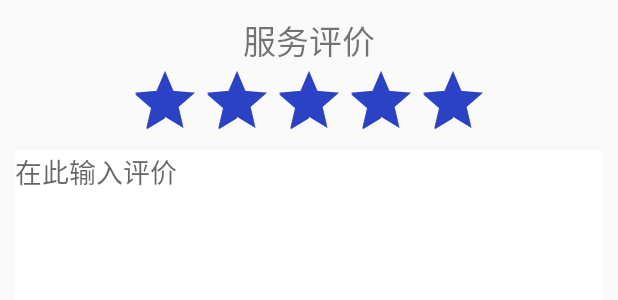
After one commit to BBBOND/weibao, an Android app: the layout dialog_projectcheck.xml on its own in the app's theme, with its tools: preview values and no code run, on a phone screen of 412 x 824 dp. The commit adds this screen. Shown: the top 300 px of the screen. Run offline under Robolectric (Android 15) with nearby library versions, the phone set to English and light mode, and no system bars.

Commit message:
调整一些bug

```diff
--- a/app/src/main/java/com/kim/weibao/planschedule/ShowPlanScheduleActivity.java
+++ b/app/src/main/java/com/kim/weibao/planschedule/ShowPlanScheduleActivity.java
@@ -125,6 +125,7 @@ public class ShowPlanScheduleActivity extends AppCompatActivity implements Swipe
                     Message message = Message.obtain();
                     message.obj = "null";
                     getRepairAppList.sendMessage(message);
+                    return;
                 }
                 try {
                     String repairAppListString = result.getText().trim();
--- a/app/src/main/res/layout/activity_about.xml
+++ b/app/src/main/res/layout/activity_about.xml
@@ -18,6 +18,7 @@
             android:gravity="center"
             android:text="关于"
             android:textSize="22sp" />
+
     </LinearLayout>
 
     <android.support.v7.widget.Toolbar
--- a/app/src/main/res/layout/activity_welcome.xml
+++ b/app/src/main/res/layout/activity_welcome.xml
@@ -19,7 +19,7 @@
         android:layout_below="@id/activity_welcome_image"
         android:layout_centerHorizontal="true"
         android:layout_marginTop="100dp"
-        android:text="欢迎语句"
+        android:text="欢迎使用"
         android:textColor="@color/colorPrimaryDark"
         android:textSize="18sp" />
 
--- /dev/null
+++ b/app/src/main/res/layout/dialog_projectcheck.xml
@@ -0,0 +1,33 @@
+<?xml version="1.0" encoding="utf-8"?>
+<LinearLayout xmlns:android="http://schemas.android.com/apk/res/android"
+    android:layout_width="match_parent"
+    android:layout_height="match_parent"
+    android:gravity="center_horizontal"
+    android:orientation="vertical"
+    android:padding="@dimen/activity_vertical_padding">
+
+    <TextView
+        android:layout_width="wrap_content"
+        android:layout_height="wrap_content"
+        android:text="服务评价"
+        android:textSize="22sp" />
+
+    <RatingBar
+        android:id="@+id/project_check_rating"
+        android:layout_width="wrap_content"
+        android:layout_height="wrap_content"
+        android:numStars="5"
+        android:rating="5"
+        android:stepSize="0.5" />
+
+    <EditText
+        android:id="@+id/project_check_comment"
+        android:layout_width="match_parent"
+        android:layout_height="wrap_content"
+        android:background="@color/white"
+        android:gravity="top|start"
+        android:hint="在此输入评价"
+        android:lines="5"
+        android:maxLines="5" />
+
+</LinearLayout>
```
Also changed, not shown: app/src/main/java/com/kim/weibao/checkproject/CheckCompletedProjectActivity.java (+53 -3 lines), app/src/main/java/com/kim/weibao/content/MyURL.java (+39 -19 lines), app/src/main/java/com/kim/weibao/examplan/ExamPlanActivity.java (+7 -1 lines), app/src/main/java/com/kim/weibao/planschedule/UpdatePlanScheduleActivity.java (+9 -3 lines), app/src/main/java/com/kim/weibao/welcome/WelcomeActivity.java (+26 -3 lines), app/src/main/java/com/kim/weibao/login/LoginActivity.java (line endings or trailing spaces).
